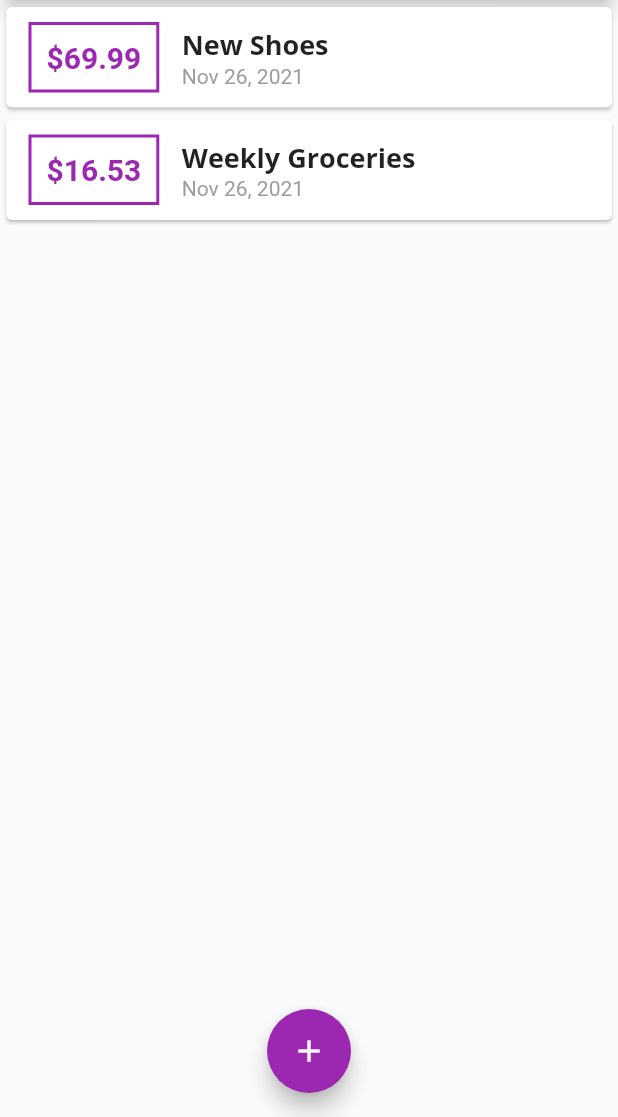
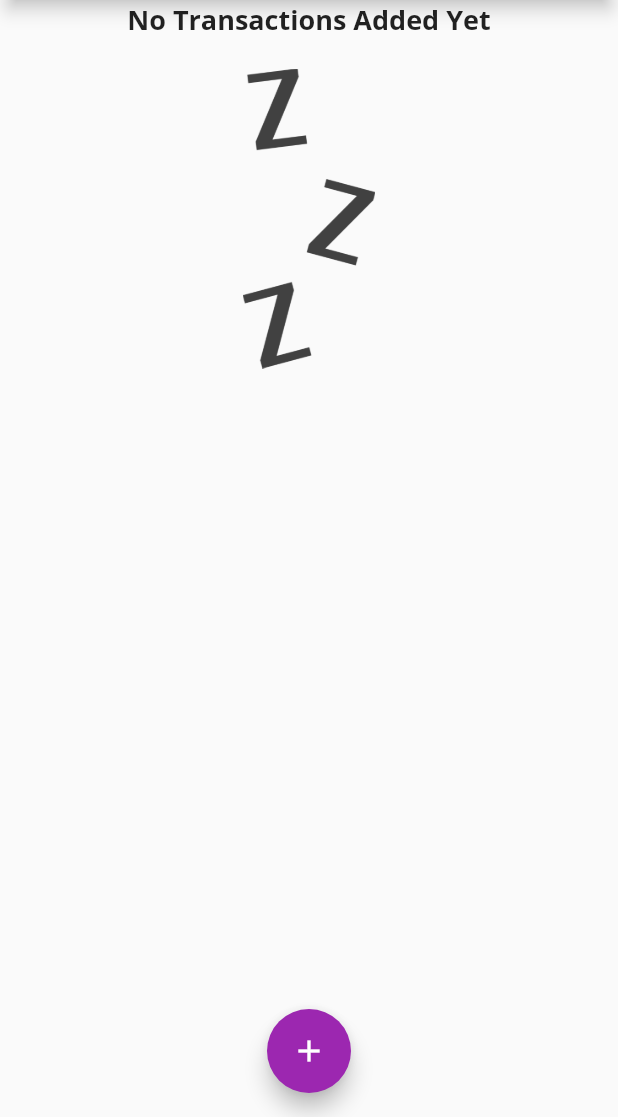
Before and after one commit to kingsmen1/Personal-Expense, a Flutter app: the screen it shows after launch, on a phone screen of 412 x 824 dp, the part 119-1236 px from its top. Run offline on Flutter 3.47's test engine with Material 2 defaults, Android fonts, the phone set to English and light mode, and no system bars.

```diff
--- a/lib/main.dart
+++ b/lib/main.dart
@@ -41,18 +41,18 @@ class MyHomePage extends StatefulWidget {
 
 class _MyHomePageState extends State<MyHomePage> {
   final List<Transaction> _userTransactions = [
-    Transaction(
-      id: 't1',
-      title: 'New Shoes',
-      amount: 69.99,
-      date: DateTime.now(),
-    ),
-    Transaction(
-      id: 't2',
-      title: 'Weekly Groceries',
-      amount: 16.53,
-      date: DateTime.now(),
-    ),
+    // Transaction(
+    //   id: 't1',
+    //   title: 'New Shoes',
+    //   amount: 69.99,
+    //   date: DateTime.now(),
+    // ),
+    // Transaction(
+    //   id: 't2',
+    //   title: 'Weekly Groceries',
+    //   amount: 16.53,
+    //   date: DateTime.now(),
+    // ),
   ];
 
   void _addNewTransaction(String txTitle, double txAmount) {
--- a/lib/widgets/transaction_list.dart
+++ b/lib/widgets/transaction_list.dart
@@ -12,7 +12,22 @@ class TransactionList extends StatelessWidget {
   Widget build(BuildContext context) {
     return Container(
       height: 300,
-      child: ListView.builder(
+      child: transactions.isEmpty
+          ? Column(
+              children: [
+                Text(
+                  'No Transactions Added Yet',
+                  style: Theme.of(context).textTheme.headline6,
+                ),
+                SizedBox(height: 20),
+                Container(
+                  height: 200,
+                  child: Image.asset('assets/image/waiting.png',
+                      fit: BoxFit.cover),
+                ),
+              ],
+            )
+          : ListView.builder(
               itemBuilder: (ctx, index) {
                 return Card(
                   child: Row(
--- a/pubspec.yaml
+++ b/pubspec.yaml
@@ -59,9 +59,9 @@ flutter:
   uses-material-design: true
 
   # To add assets to your application, add an assets section, like this:
-  # assets:
-  #   - images/a_dot_burr.jpeg
-  #   - images/a_dot_ham.jpeg
+  assets:
+    - assets/image/
+  #   - image/a_dot_ham.jpeg
 
   # An image asset can refer to one or more resolution-specific "variants", see
   # https://flutter.dev/assets-and-images/#resolution-aware.
```
Also changed, not shown: assets/image/waiting.png (added). Lines whose indentation alone changed are shown as unchanged.
